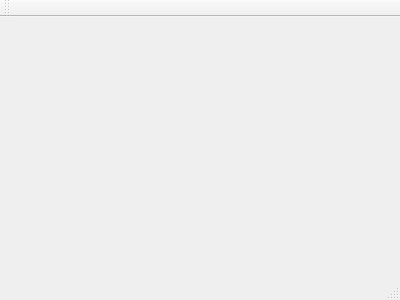
Qt form MQTT_SUBSCRIBER/mainwindow.ui (thetechinsight/qtmqtt-client-sample) before a commit.
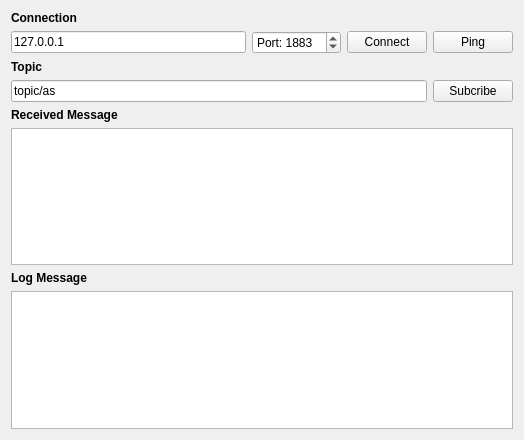
The same form after that commit.

What changed in the file:
```diff
--- a/MQTT_SUBSCRIBER/mainwindow.ui
+++ b/MQTT_SUBSCRIBER/mainwindow.ui
@@ -1,24 +1,143 @@
 <ui version="4.0">
  <class>MainWindow</class>
- <widget class="QMainWindow" name="MainWindow" >
-  <property name="geometry" >
+ <widget class="QMainWindow" name="MainWindow">
+  <property name="geometry">
    <rect>
     <x>0</x>
     <y>0</y>
-    <width>400</width>
-    <height>300</height>
+    <width>524</width>
+    <height>440</height>
    </rect>
   </property>
   <property name="windowTitle" >
    <string>MainWindow</string>
   </property>
-  <widget class="QMenuBar" name="menuBar" />
-  <widget class="QToolBar" name="mainToolBar" />
-  <widget class="QWidget" name="centralWidget" />
-  <widget class="QStatusBar" name="statusBar" />
+  <widget class="QWidget" name="centralWidget">
+   <layout class="QVBoxLayout" name="verticalLayout">
+    <item>
+     <widget class="QLabel" name="label_2">
+      <property name="font">
+       <font>
+        <weight>75</weight>
+        <bold>true</bold>
+       </font>
+      </property>
+      <property name="text">
+       <string>Connection</string>
+      </property>
+     </widget>
+    </item>
+    <item>
+     <layout class="QHBoxLayout" name="horizontalLayout">
+      <item>
+       <widget class="QLineEdit" name="hostAddressLineEdit">
+        <property name="text">
+         <string>127.0.0.1</string>
+        </property>
+        <property name="placeholderText">
+         <string>Enter host address</string>
+        </property>
+       </widget>
+      </item>
+      <item>
+       <widget class="QSpinBox" name="portSpinBox">
+        <property name="prefix">
+         <string>Port: </string>
+        </property>
+        <property name="maximum">
+         <number>65536</number>
+        </property>
+        <property name="value">
+         <number>1883</number>
+        </property>
+        <property name="displayIntegerBase">
+         <number>10</number>
+        </property>
+       </widget>
+      </item>
+      <item>
+       <widget class="QPushButton" name="connectButton">
+        <property name="text">
+         <string>Connect</string>
+        </property>
+       </widget>
+      </item>
+      <item>
+       <widget class="QPushButton" name="pingButton">
+        <property name="text">
+         <string>Ping</string>
+        </property>
+       </widget>
+      </item>
+     </layout>
+    </item>
+    <item>
+     <widget class="QLabel" name="label_4">
+      <property name="font">
+       <font>
+        <weight>75</weight>
+        <bold>true</bold>
+       </font>
+      </property>
+      <property name="text">
+       <string>Topic</string>
+      </property>
+     </widget>
+    </item>
+    <item>
+     <layout class="QHBoxLayout" name="horizontalLayout_2">
+      <item>
+       <widget class="QLineEdit" name="topic_Lineedit">
+        <property name="text">
+         <string>topic/as</string>
+        </property>
+       </widget>
+      </item>
+      <item>
+       <widget class="QPushButton" name="subcribeButton">
+        <property name="text">
+         <string>Subcribe</string>
+        </property>
+       </widget>
+      </item>
+     </layout>
+    </item>
+    <item>
+     <widget class="QLabel" name="label">
+      <property name="font">
+       <font>
+        <weight>75</weight>
+        <bold>true</bold>
+       </font>
+      </property>
+      <property name="text">
+       <string>Received Message</string>
+      </property>
+     </widget>
+    </item>
+    <item>
+     <widget class="QTextBrowser" name="textBrowser"/>
+    </item>
+    <item>
+     <widget class="QLabel" name="label_3">
+      <property name="font">
+       <font>
+        <weight>75</weight>
+        <bold>true</bold>
+       </font>
+      </property>
+      <property name="text">
+       <string>Log Message</string>
+      </property>
+     </widget>
+    </item>
+    <item>
+     <widget class="QTextBrowser" name="log_TextBrowser"/>
+    </item>
+   </layout>
+  </widget>
  </widget>
- <layoutDefault spacing="6" margin="11" />
- <pixmapfunction></pixmapfunction>
+ <layoutdefault spacing="6" margin="11"/>
  <resources/>
  <connections/>
 </ui>
```
Left out of the diff: 5 changed lines with no effect on the pictures.
